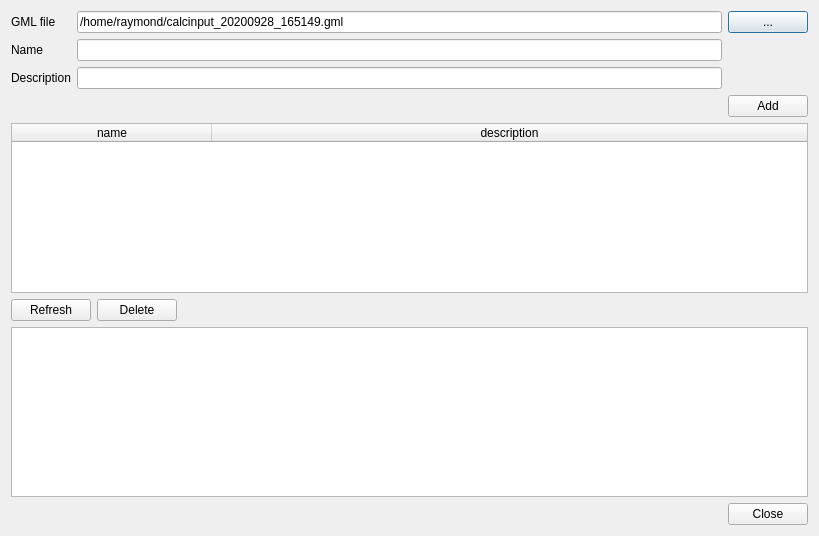
The window that ImaerPlugin/connect_receptorsets_dlg.ui (opengeogroep/AERIUS-QGIS-plugins) describes before a commit, drawn with Qt 5.
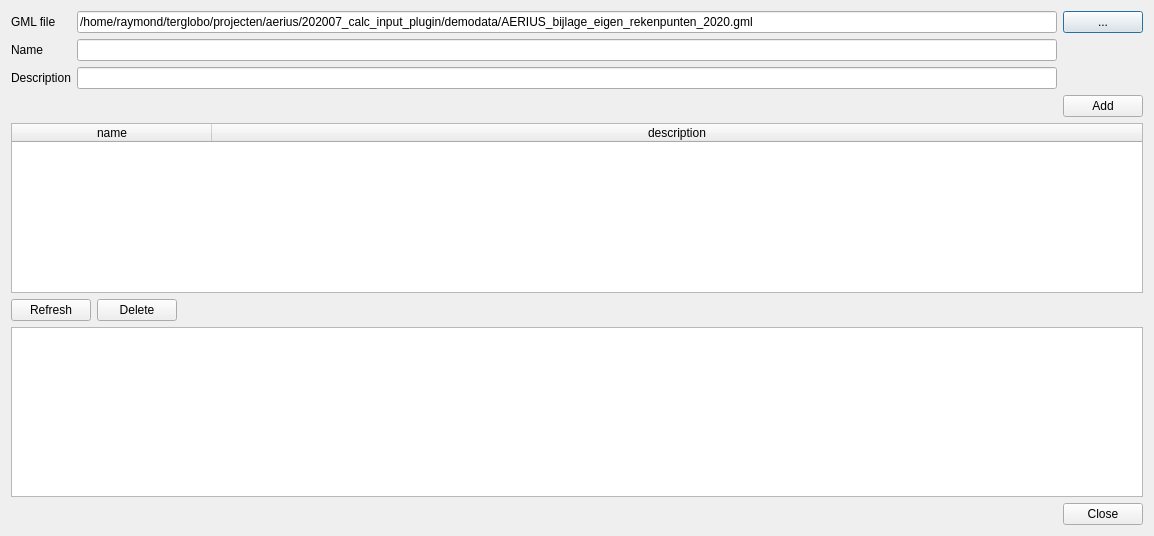
The same window after the commit.

What changed in the file:
```diff
--- a/ImaerPlugin/connect_receptorsets_dlg.ui
+++ b/ImaerPlugin/connect_receptorsets_dlg.ui
@@ -6,7 +6,7 @@
    <rect>
     <x>0</x>
     <y>0</y>
-    <width>819</width>
+    <width>1154</width>
     <height>536</height>
    </rect>
   </property>
@@ -19,7 +19,7 @@
      <item row="0" column="1">
       <widget class="QLineEdit" name="edit_gml_input">
        <property name="text">
-        <string>/home/raymond/calcinput_20200928_165149.gml</string>
+        <string>/home/raymond/terglobo/projecten/aerius/202007_calc_input_plugin/demodata/AERIUS_bijlage_eigen_rekenpunten_2020.gml</string>
        </property>
       </widget>
      </item>
```
